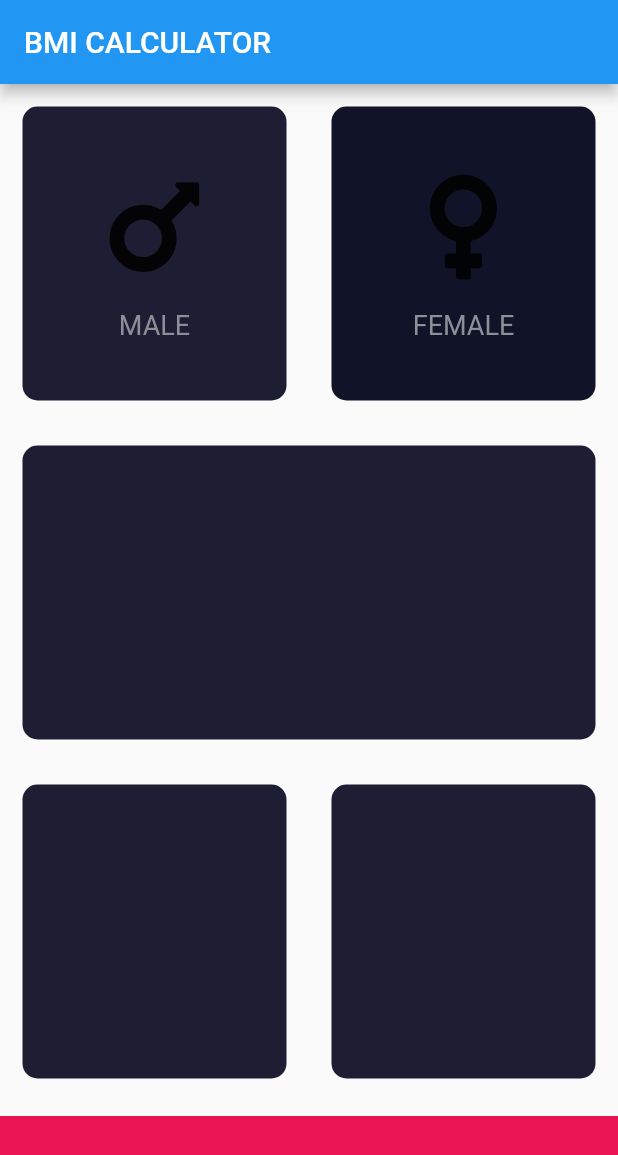
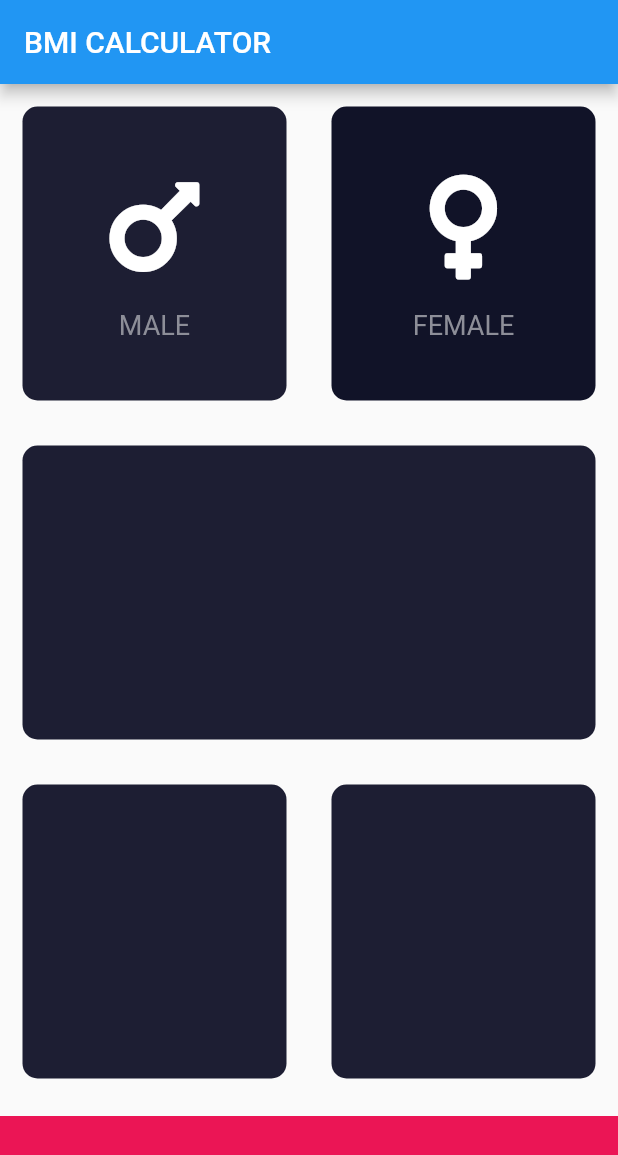
Before and after one commit to yotsufe/flutter_base, a Flutter app: the InputPage screen opened directly, after a tap on "MALE", on a phone screen of 412 x 824 dp. Shown: the top 1155 px of the screen. Run offline on Flutter 3.47's test engine with Material 2 defaults, Android fonts, the phone set to English and light mode, and no system bars; our stand-ins replace audioplayers, font_awesome_flutter.

Commit message:
Change to a Ternary Operator

```diff
--- a/lib/bmicalculator/inputpage.dart
+++ b/lib/bmicalculator/inputpage.dart
@@ -16,13 +16,8 @@ class _InputPageState extends State<InputPage> {
   Color femaleCardColor = inactiveCardColor;
 
   void updateGenderCardColor(bool isMale) {
-    if (isMale) {
-      maleCardColor = activeCardColor;
-      femaleCardColor = inactiveCardColor;
-    } else {
-      maleCardColor = inactiveCardColor;
-      femaleCardColor = activeCardColor;
-    }
+    maleCardColor = isMale ? activeCardColor : inactiveCardColor;
+    femaleCardColor = isMale ? inactiveCardColor : activeCardColor;
   }
 
   @override
@@ -137,6 +132,7 @@ class ChildCard extends StatelessWidget {
         Icon(
           genderIcon,
           size: 80.0,
+          color: Colors.white,
         ),
         SizedBox(
           height: 15.0,
```
